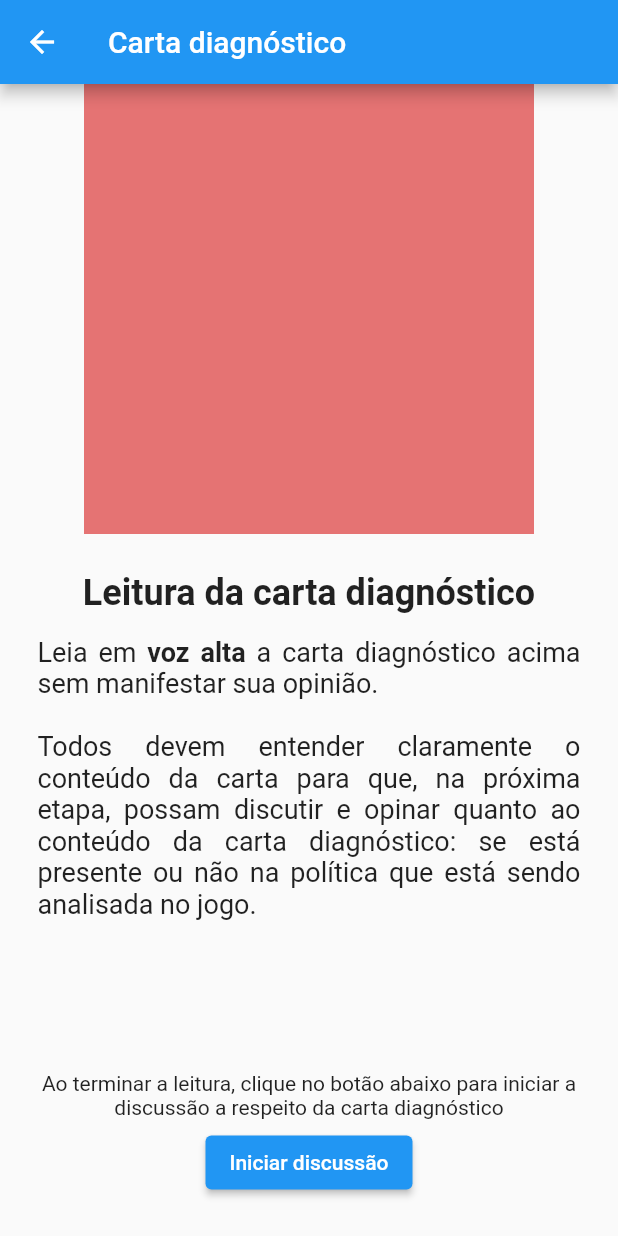
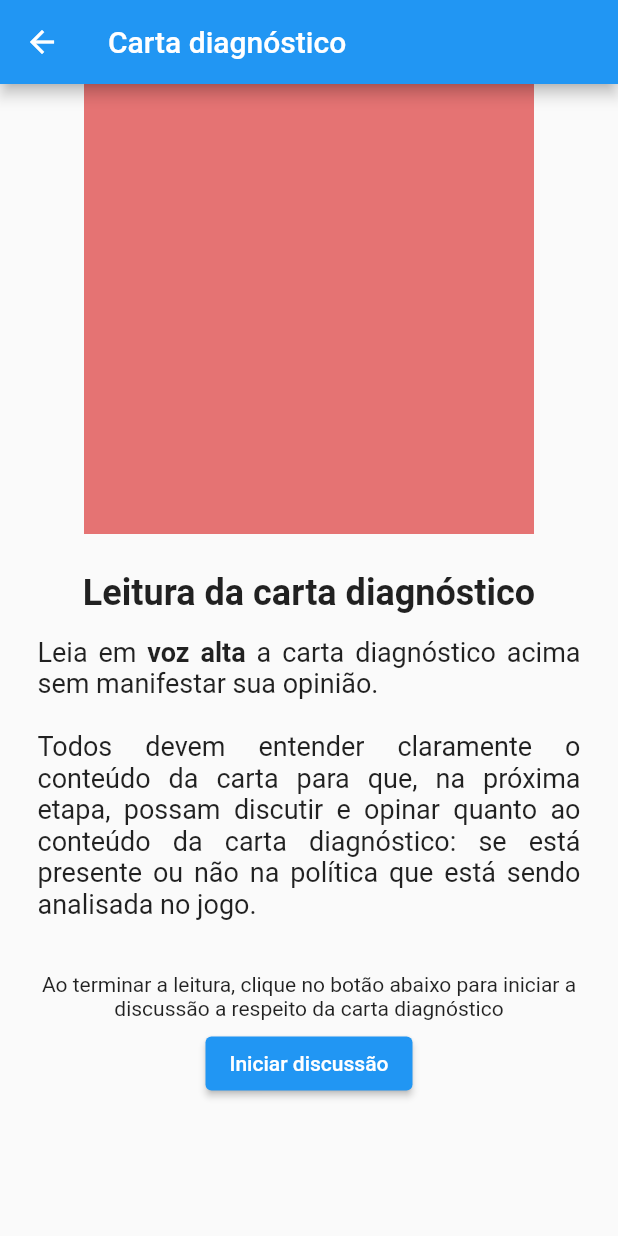
Before and after one commit to icazevedo/jpea, a Flutter app: the GameMapScreen screen opened directly with empty values, after a tap on "Puxar carta diagnóstico", on a phone screen of 412 x 824 dp. Run offline on Flutter 3.47's test engine with Material 2 defaults, Android fonts, the phone set to English and light mode, and no system bars; our stand-ins replace flutter_countdown_timer.

Commit message:
Correçao de layouts no android

```diff
--- a/lib/diagnostic_card_screen.dart
+++ b/lib/diagnostic_card_screen.dart
@@ -55,16 +55,12 @@ class _DiagnosticCardScreenState extends State<DiagnosticCardScreen> {
                 fontWeight: FontWeight.bold,
               ),
             ),
-            SizedBox(
-              height: 15,
-            ),
+            const SizedBox(height: 15),
             Text(
               "O temporizador abaixo indica o tempo sugerido para discussão a respeito da carta diagnóstico acima.",
               textAlign: TextAlign.justify,
             ),
-            SizedBox(
-              height: 30,
-            ),
+            const SizedBox(height: 30),
             CountdownTimer(
               endTime: endTime,
               endWidget: Text(
@@ -96,9 +92,7 @@ class _DiagnosticCardScreenState extends State<DiagnosticCardScreen> {
               fontWeight: FontWeight.bold,
             ),
           ),
-          SizedBox(
-            height: 15,
-          ),
+          const SizedBox(height: 15),
           Text.rich(
             TextSpan(
               text: "Leia em ",
@@ -177,18 +171,21 @@ class _DiagnosticCardScreenState extends State<DiagnosticCardScreen> {
         title: Text("Carta diagnóstico"),
       ),
       body: SafeArea(
-        child: Column(
-          mainAxisAlignment: MainAxisAlignment.spaceBetween,
-          children: [
+        child: ListView(
+          children: <Widget>[
             Column(
+              mainAxisAlignment: MainAxisAlignment.spaceBetween,
               children: [
-                DiagnosticCard(
-                  id: 0,
+                Column(
+                  children: [
+                    DiagnosticCard(id: 0),
+                    _buildBelowTheCardContent(),
+                  ],
                 ),
-                _buildBelowTheCardContent()
+                const SizedBox(height: 10),
+                _buildNextStepsContent()
               ],
             ),
-            _buildNextStepsContent()
           ],
         ),
       ),
--- a/lib/game_map_screen.dart
+++ b/lib/game_map_screen.dart
@@ -41,8 +41,7 @@ class _GameMapScreenState extends State<GameMapScreen> {
             child: ListBody(
               children: <Widget>[
                 Text('Todo o progresso do jogo será perdido.'),
-                Text(
-                    'Você tem certeza que deseja voltar à tela inicial e cancelar o jogo atual?'),
+                Text('Você tem certeza que deseja voltar à tela inicial e cancelar o jogo atual?'),
               ],
             ),
           ),
@@ -138,7 +137,7 @@ class _GameMapScreenState extends State<GameMapScreen> {
                   height: double.infinity,
                   width: double.infinity,
                   color: Color(0xffB2D5D4),
-                  padding: EdgeInsets.all(25),
+                  padding: EdgeInsets.all(20),
                   child: Column(
                     mainAxisAlignment: MainAxisAlignment.spaceBetween,
                     children: [
```
Also changed, not shown: lib/main.dart (+5 -14 lines), 1 other file.
